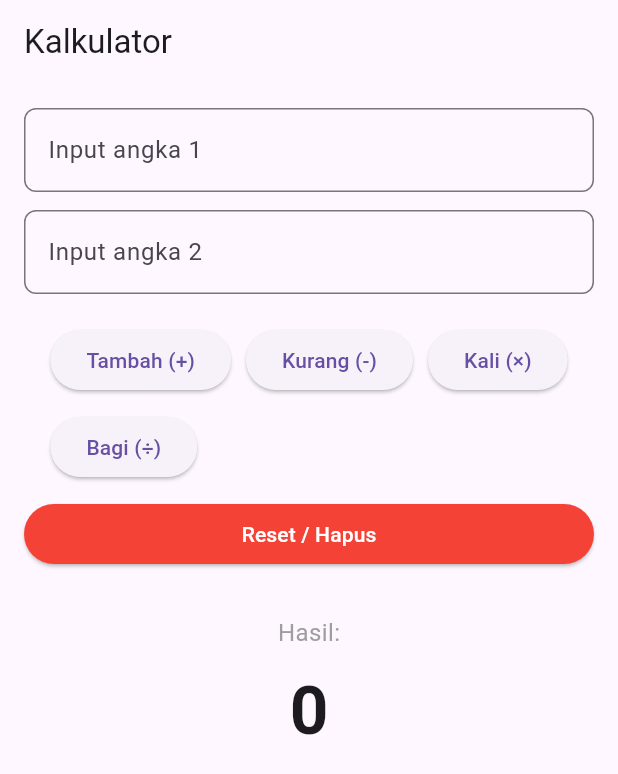
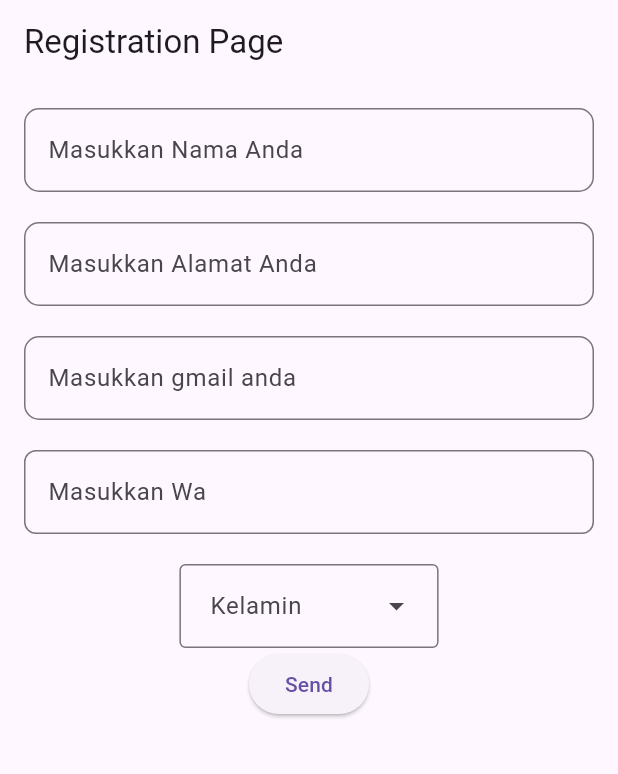
Before and after one commit to canezareskat-cell/tugas-flutter-StatelessWidget, a Flutter app: the screen it shows after launch, on a phone screen of 412 x 824 dp. Shown: the top 774 px of the screen. Run offline on Flutter 3.47's test engine with Material 3 defaults, Android fonts, the phone set to English and light mode, and no system bars; our stand-ins replace get.

Commit message:
feat: menambahkan halaman registrasi, dropdown kustom, dan konfirmasi

```diff
--- /dev/null
+++ b/lib/Components/custom_dropdown.dart
@@ -0,0 +1,24 @@
+import 'package:flutter/material.dart';
+
+class CustomDropdown extends StatelessWidget {
+  final TextEditingController controller;
+  final String hint;
+
+  const CustomDropdown({
+    super.key,
+    required this.controller,
+    required this.hint
+  });
+
+  @override
+  Widget build(BuildContext context) {
+    return DropdownMenu<String>(
+      controller: controller,
+      hintText: hint,
+      dropdownMenuEntries: const [
+        DropdownMenuEntry(value: "Laki-laki", label: "Laki-laki"),
+        DropdownMenuEntry(value: "Perempuan", label: "Perempuan"),
+      ],
+    );
+  }
+}
--- /dev/null
+++ b/lib/Components/custom_text_regis.dart
@@ -0,0 +1,28 @@
+import 'package:flutter/material.dart';
+
+class CustomTextRegis extends StatelessWidget {
+  final TextEditingController controller;
+  final String hintText;
+  final bool obscureText;
+
+  const CustomTextRegis({
+    super.key,
+    required this.controller,
+    required this.hintText,
+    this.obscureText = false,
+  });
+
+  @override
+  Widget build(BuildContext context) {
+    return TextField(
+      controller: controller,
+      obscureText: obscureText,
+      decoration: InputDecoration(
+        hintText: hintText,
+        border: OutlineInputBorder(
+          borderRadius: BorderRadius.circular(10),
+        ),
+      ),
+    );
+  }
+}
--- /dev/null
+++ b/lib/Controller/Confirm_regis_controller.dart
@@ -0,0 +1,21 @@
+import 'package:get/get.dart';
+
+class ConfirmRegController extends GetxController {
+  late String nama;
+  late String Alamat;
+  late String Gmail;
+  late String Nomor;
+  late String Kelamin;
+
+  @override
+  void onInit() {
+    // TODO: implement onInit
+    super.onInit();
+    final arguments = Get.arguments;
+    nama = arguments['name'];
+    Alamat = arguments['Alamat'];
+    Gmail = arguments['Gmail'];
+    Nomor = arguments['Nomor'];
+    Kelamin = arguments['Kelamin'];
+  }
+}
--- /dev/null
+++ b/lib/Controller/registration_controller.dart
@@ -0,0 +1,3 @@
+import 'package:get/get.dart';
+
+class RegistrationController extends GetxController {}
--- /dev/null
+++ b/lib/Pages/registration_page.dart
@@ -0,0 +1,75 @@
+import 'package:canezares_flutter_rorrrrrr/Components/custom_dropdown.dart';
+import 'package:flutter/material.dart';
+import 'package:get/get.dart';
+import 'package:canezares_flutter_rorrrrrr/Components/custom_text_regis.dart';
+import 'package:canezares_flutter_rorrrrrr/Pages/Confirm_regis.dart';
+import 'package:canezares_flutter_rorrrrrr/routes.dart';
+import 'package:canezares_flutter_rorrrrrr/Components/custom_text_kalkulator.dart';
+
+class RegistrationPage extends StatelessWidget {
+  const RegistrationPage({super.key});
+
+  @override
+  Widget build(BuildContext context) {
+    // 1. Buat Controller untuk menampung teks inputan
+    TextEditingController txtNama = TextEditingController();
+    TextEditingController txtalamat = TextEditingController();
+    TextEditingController txtgmail = TextEditingController();
+    TextEditingController txtWa = TextEditingController();
+    TextEditingController txtJenisKelamin = TextEditingController();
+    return Scaffold(
+      appBar: AppBar(title: const Text("Registration Page")),
+      body: Padding(
+        padding: const EdgeInsets.all(16.0),
+        child: Column(
+          children: [
+            // 2. Panggil CustomTextRegis yang sudah dibuat
+            CustomTextRegis(
+              controller: txtNama,
+              hintText: "Masukkan Nama Anda",
+            ),
+            const SizedBox(height: 20),
+
+            CustomTextRegis(
+              controller: txtalamat,
+              hintText: "Masukkan Alamat Anda",
+            ),
+            const SizedBox(height: 20),
+
+            CustomTextRegis(
+              controller: txtgmail,
+              hintText: "Masukkan gmail anda ",
+            ),
+            const SizedBox(height: 20),
+
+            CustomTextKalkulator(controller: txtWa, hintText: "Masukkan Wa"),
+            const SizedBox(height: 20),
+
+
+            CustomDropdown(controller: txtJenisKelamin, hint: " Kelamin "),
+
+
+
+
+            ElevatedButton(
+              onPressed: () {
+                // 3. Mengirim data dari text field ke halaman konfirmasi
+                Get.toNamed(
+                  Routes.confirm_registration,
+                  arguments: {
+                    'name': txtNama.text,
+                    'Alamat': txtalamat.text, // Ditambahkan .text
+                    'Gmail': txtgmail.text, // Ditambahkan agar gmail ikut terkirim
+                    'Nomor': txtWa.text, // Ditambahkan .text
+                    'Kelamin': txtJenisKelamin.text
+                  },
+                );
+              },
+              child: const Text("Send"),
+            ),
+          ],
+        ),
+      ),
+    );
+  }
+}
--- a/lib/main.dart
+++ b/lib/main.dart
@@ -5,6 +5,9 @@ import 'package:canezares_flutter_rorrrrrr/Pages/Login_Clone_Page.dart';
 import 'package:canezares_flutter_rorrrrrr/Pages/kalkulator_page.dart';
 import 'package:flutter/material.dart';
 import 'package:get/get.dart';
+import 'package:canezares_flutter_rorrrrrr/routes.dart';
+
+
 void main() {
   runApp(const MyApp());
 }
@@ -15,6 +18,10 @@ class MyApp extends StatelessWidget {
   // This widget is the root of your application.
   @override
   Widget build(BuildContext context) {
-    return GetMaterialApp(home: KalkulatorPage());
+    return GetMaterialApp(
+      title: "My Learning App",
+      initialRoute: Routes.registration,
+      getPages: Routes.myPages,
+    );
   }
 }
--- /dev/null
+++ b/lib/routes.dart
@@ -0,0 +1,16 @@
+import 'package:get/get.dart';
+import 'package:canezares_flutter_rorrrrrr/Pages/registration_page.dart';
+import 'package:canezares_flutter_rorrrrrr/Pages/Confirm_regis.dart';
+
+class Routes {
+  // list variabel nama halaman
+  static const String registration = "/registration";
+  static const String confirm_registration = "/confirm_registration";
+  // others pages here
+
+  // untuk kita daftarkan di main dart, isinya array page yang kita punya
+  static final myPages = [
+    GetPage(name: registration, page: () => RegistrationPage()),
+    GetPage(name: confirm_registration, page: () => ConfirmRegPage()),
+  ];
+}
```
Also changed, not shown: lib/Pages/Confirm_regis.dart (added, +59 -0 lines).
